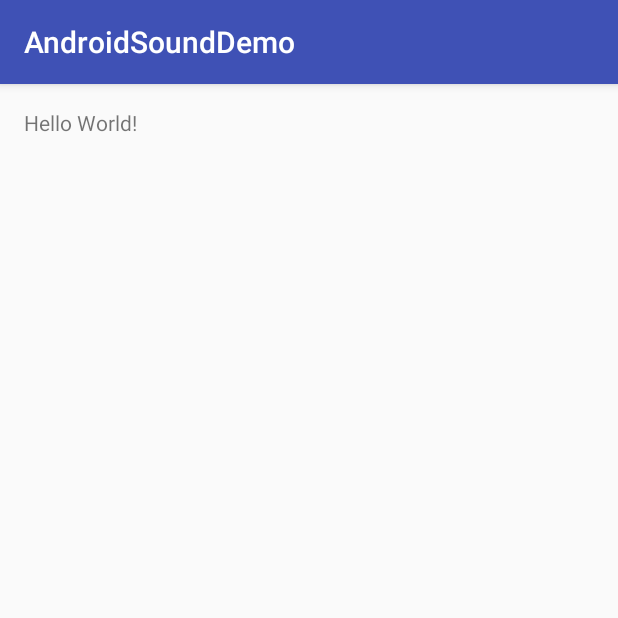
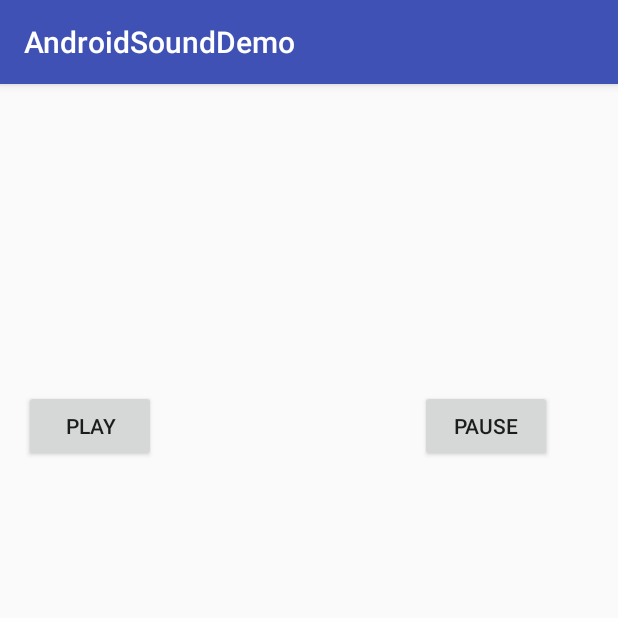
Before and after one commit to zacck-zz/AndroidSoundDemo, an Android app: the screen it shows after launch (MainActivity), on a phone screen of 412 x 824 dp, the top half of it. Run offline under Robolectric (Android 15) with nearby library versions, the phone set to English and light mode, and no system bars.

Commit message:
Added buttons on the UI to use as controllers for the media player

```diff
--- a/app/src/main/java/com/zacck/androidsounddemo/MainActivity.java
+++ b/app/src/main/java/com/zacck/androidsounddemo/MainActivity.java
@@ -2,12 +2,35 @@ package com.zacck.androidsounddemo;
 
 import android.support.v7.app.AppCompatActivity;
 import android.os.Bundle;
+import android.media.MediaPlayer;
+import android.view.View;
 
 public class MainActivity extends AppCompatActivity {
+
+    //declare it in  a public scope
+    MediaPlayer mPlayer;
 
     @Override
     protected void onCreate(Bundle savedInstanceState) {
         super.onCreate(savedInstanceState);
         setContentView(R.layout.activity_main);
+
+
+        //make a mediaplayer instance with the file
+        mPlayer = MediaPlayer.create(this, R.raw.cheering);
+
+
     }
+
+    public void audioPlay(View view)
+    {
+        mPlayer.start();
+    }
+
+    public void audioPause(View view)
+    {
+        mPlayer.stop();
+    }
+
+
 }
--- a/app/src/main/res/layout/activity_main.xml
+++ b/app/src/main/res/layout/activity_main.xml
@@ -9,8 +9,26 @@
     android:paddingTop="@dimen/activity_vertical_margin"
     tools:context="com.zacck.androidsounddemo.MainActivity">
 
-    <TextView
+    <Button
         android:layout_width="wrap_content"
         android:layout_height="wrap_content"
-        android:text="Hello World!" />
+        android:text="Play"
+        android:id="@+id/mAudioPlay"
+        android:layout_alignParentTop="true"
+        android:layout_alignParentLeft="true"
+        android:layout_alignParentStart="true"
+        android:layout_marginTop="188dp"
+        android:onClick="audioPlay" />
+
+    <Button
+        android:layout_width="wrap_content"
+        android:layout_height="wrap_content"
+        android:text="Pause"
+        android:id="@+id/mAudioPause"
+        android:layout_alignBottom="@+id/mAudioPlay"
+        android:layout_alignParentRight="true"
+        android:layout_alignParentEnd="true"
+        android:layout_marginRight="28dp"
+        android:layout_marginEnd="28dp"
+        android:onClick="audioPause" />
 </RelativeLayout>
```
